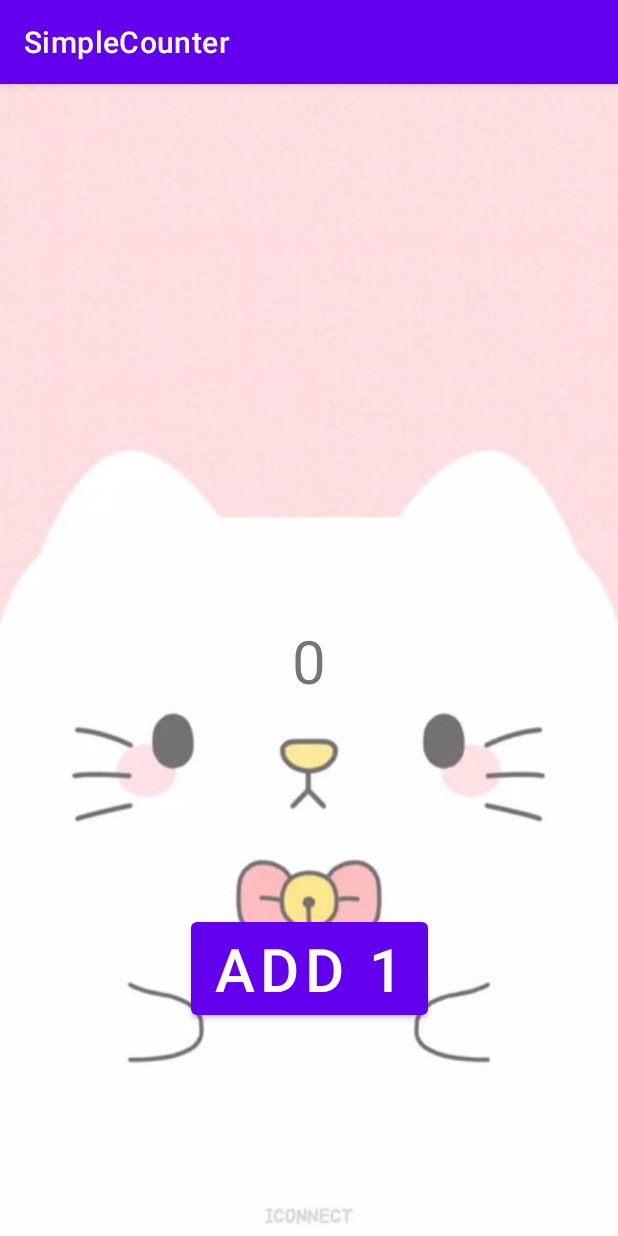
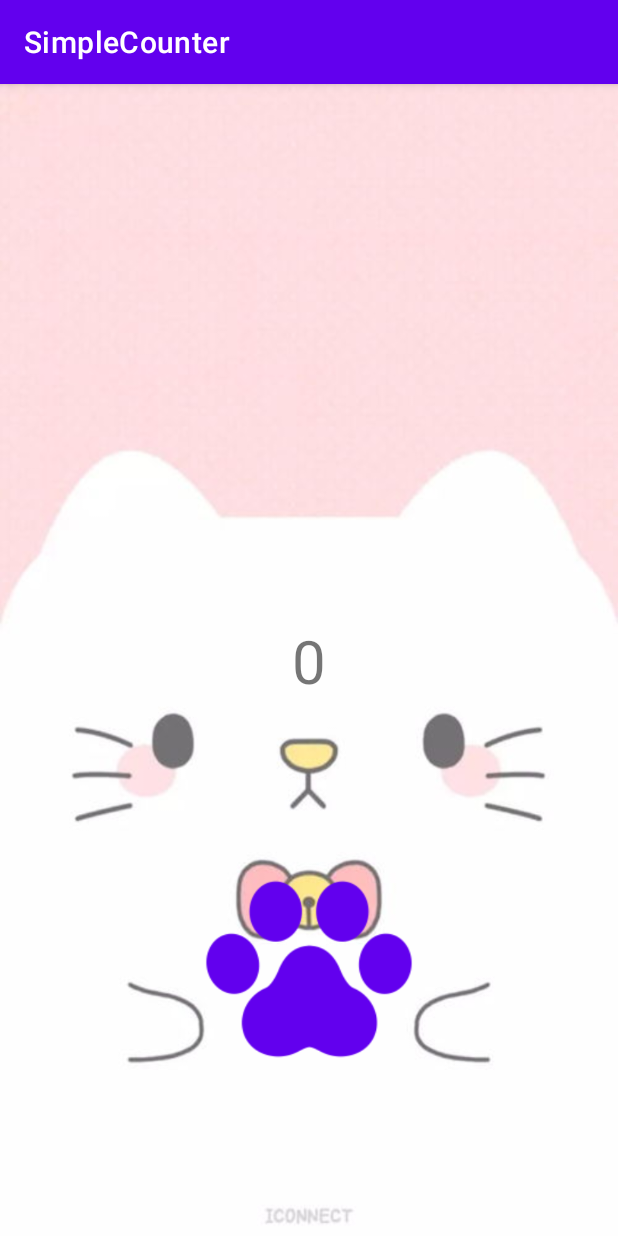
Before and after one commit to peilinchen1102/SimpleCounter, an Android app: the screen it shows after launch (MainActivity), on a phone screen of 412 x 824 dp. Run offline under Robolectric (Android 15) with nearby library versions, the phone set to English and light mode, and no system bars.

Commit message:
Simple Counter

```diff
--- a/app/src/main/res/layout/activity_main.xml
+++ b/app/src/main/res/layout/activity_main.xml
@@ -20,9 +20,10 @@
 
     <Button
         android:id="@+id/button"
-        android:layout_width="wrap_content"
-        android:layout_height="wrap_content"
-        android:text="Add 1"
+        android:layout_width="152dp"
+        android:layout_height="145dp"
+
+        android:background="@drawable/cat_paw"
         android:textSize="40sp"
         app:layout_constraintBottom_toBottomOf="parent"
         app:layout_constraintEnd_toEndOf="parent"
@@ -33,11 +34,11 @@
         android:id="@+id/upgradeBtn"
         android:layout_marginTop="20dp"
         android:visibility="invisible"
-        android:layout_width="50dp"
-        android:layout_height="50dp"
+        android:layout_width="30dp"
+        android:layout_height="30dp"
         android:text="Upgrade to Add 2"
         android:textSize="40sp"
-        android:background="@drawable/cat_paw"
+
         app:layout_constraintTop_toTopOf="parent"
         app:layout_constraintEnd_toEndOf="parent"
         app:layout_constraintStart_toStartOf="parent"/>
```
